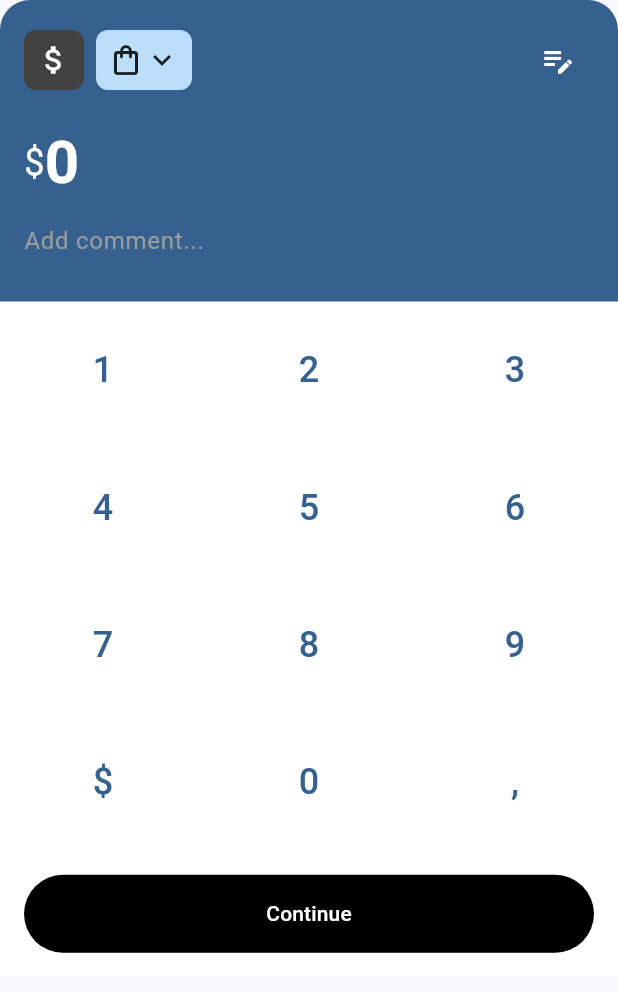
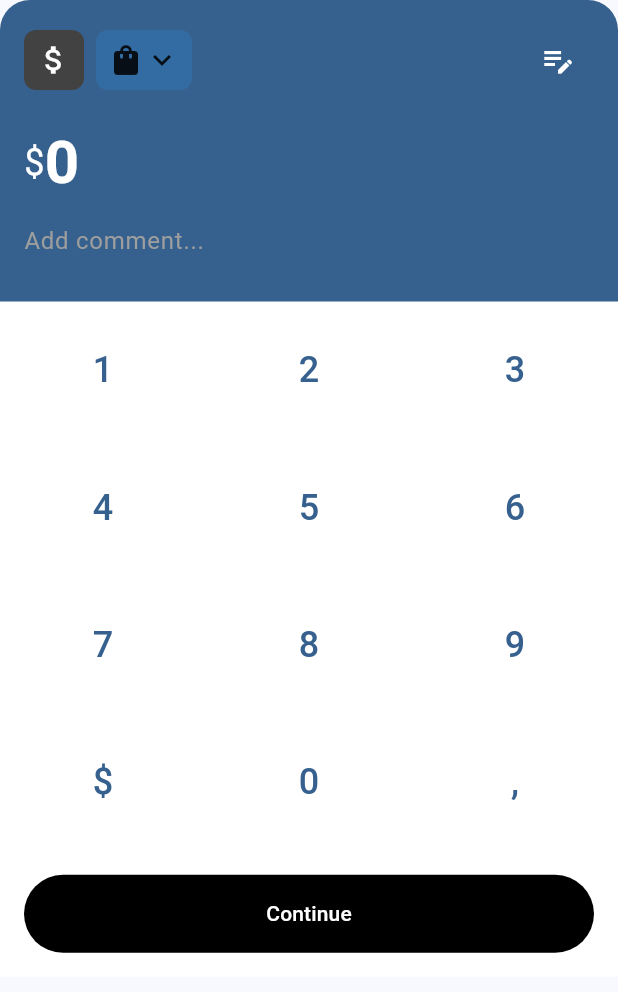
Before and after one commit to ivantrj/budget_mate, a Flutter app: the ExpenseInputSheet widget shown alone on an empty page, opened directly, on a phone screen of 412 x 824 dp. Shown: the top 992 px of the screen. Run offline on Flutter 3.47's test engine with Material 3 defaults, Android fonts, the phone set to English and light mode, and no system bars; our stand-ins replace bloc, fl_chart, flutter_bloc; generated files the repository leaves out were written again.

Commit message:
change expense category

```diff
--- a/lib/widgets/expense_input_sheet.dart
+++ b/lib/widgets/expense_input_sheet.dart
@@ -12,9 +12,9 @@ class ExpenseInputSheet extends StatefulWidget {
 }
 
 class _ExpenseInputSheetState extends State<ExpenseInputSheet> {
+  ExpenseCategory _selectedCategory = ExpenseCategory.shopping;
   final _commentController = TextEditingController();
   String _amount = '';
-  final ExpenseCategory _selectedCategory = ExpenseCategory.shopping;
 
   @override
   void dispose() {
@@ -58,17 +58,20 @@ class _ExpenseInputSheetState extends State<ExpenseInputSheet> {
                           ),
                         ),
                         const SizedBox(width: 8),
-                        Container(
+                        GestureDetector(
+                          onTap: _showCategoryPicker,
+                          child: Container(
                             padding: const EdgeInsets.all(8),
                             decoration: BoxDecoration(
-                            color: Colors.blue[100],
+                              color: _getCategoryColor(_selectedCategory).withOpacity(0.2),
                               borderRadius: BorderRadius.circular(8),
                             ),
-                          child: const Row(
+                            child: Row(
                               children: [
-                              Icon(Icons.shopping_bag_outlined),
-                              Icon(Icons.keyboard_arrow_down),
+                                Icon(_getCategoryIcon(_selectedCategory)),
+                                const Icon(Icons.keyboard_arrow_down),
                               ],
+                            ),
                           ),
                         ),
                       ],
@@ -173,4 +176,67 @@ class _ExpenseInputSheetState extends State<ExpenseInputSheet> {
       ),
     );
   }
+
+  void _showCategoryPicker() {
+    showModalBottomSheet(
+      context: context,
+      builder: (context) => Container(
+        padding: const EdgeInsets.all(16),
+        child: Column(
+          mainAxisSize: MainAxisSize.min,
+          crossAxisAlignment: CrossAxisAlignment.start,
+          children: [
+            const Text(
+              'Select Category',
+              style: TextStyle(fontSize: 20, fontWeight: FontWeight.bold),
+            ),
+            const SizedBox(height: 16),
+            ...ExpenseCategory.values.map((category) => ListTile(
+              leading: Container(
+                padding: const EdgeInsets.all(8),
+                decoration: BoxDecoration(
+                  color: _getCategoryColor(category).withOpacity(0.2),
+                  borderRadius: BorderRadius.circular(8),
+                ),
+                child: Icon(_getCategoryIcon(category), color: _getCategoryColor(category)),
+              ),
+              title: Text(category.toString().split('.').last),
+              onTap: () {
+                setState(() {
+                  _selectedCategory = category;
+                });
+                Navigator.pop(context);
+              },
+            )),
+          ],
+        ),
+      ),
+    );
   }
+
+  IconData _getCategoryIcon(ExpenseCategory category) {
+    switch (category) {
+      case ExpenseCategory.shopping:
+        return Icons.shopping_bag;
+      case ExpenseCategory.gifts:
+        return Icons.card_giftcard;
+      case ExpenseCategory.food:
+        return Icons.restaurant;
+      default:
+        return Icons.attach_money;
+    }
+  }
+
+  Color _getCategoryColor(ExpenseCategory category) {
+    switch (category) {
+      case ExpenseCategory.shopping:
+        return Colors.blue;
+      case ExpenseCategory.gifts:
+        return Colors.purple;
+      case ExpenseCategory.food:
+        return Colors.orange;
+      default:
+        return Colors.grey;
+    }
+  }
+}
```
Lines whose indentation alone changed are shown as unchanged.
